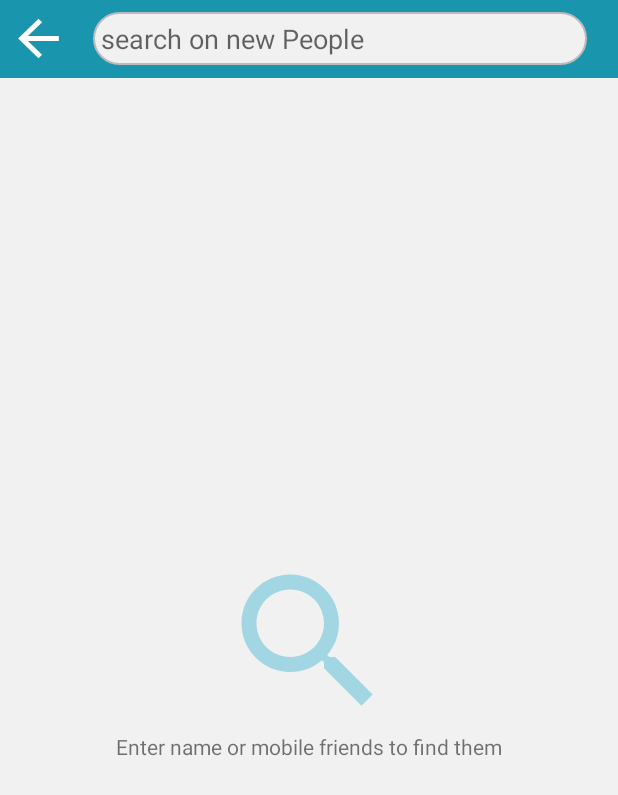
After one commit to SamElgohary/FindPepole, an Android app: the AddToCircleActivity screen opened directly, with no data from a screen before it, on a phone screen of 412 x 824 dp. The commit adds this screen. Shown: the top 795 px of the screen. Run offline under Robolectric (Android 15) with nearby library versions, the phone set to English and light mode, and no system bars; our stand-ins replace Firebase (no records; nobody signed in at launch, a user with empty details on screens opened directly), sdp/ssp sizes.

Commit message:
my circle in prossising done 75%

```diff
--- a/app/src/main/AndroidManifest.xml
+++ b/app/src/main/AndroidManifest.xml
@@ -19,7 +19,8 @@
         android:roundIcon="@mipmap/ic_launcher_round"
         android:supportsRtl="true"
         android:theme="@style/AppTheme">
-        <activity android:name=".Activities.UserProfileActivity"></activity>
+        <activity android:name=".Activities.AddToCircleActivity"></activity>
+        <activity android:name=".Activities.UserProfileActivity" />
         <activity android:name=".Activities.MyProfileActivity" />
         <!--
              The API key for Google Maps-based APIs is defined as a string resource.
--- /dev/null
+++ b/app/src/main/java/com/samrelgohary/fenk/Activities/AddToCircleActivity.java
@@ -0,0 +1,125 @@
+package com.samrelgohary.fenk.Activities;
+
+import android.content.Intent;
+import android.graphics.Color;
+import android.support.v7.app.AppCompatActivity;
+import android.os.Bundle;
+import android.util.Log;
+import android.view.View;
+import android.widget.AdapterView;
+import android.widget.ArrayAdapter;
+import android.widget.AutoCompleteTextView;
+import android.widget.ImageView;
+import android.widget.Toast;
+
+import com.google.firebase.database.DataSnapshot;
+import com.google.firebase.database.DatabaseError;
+import com.google.firebase.database.DatabaseReference;
+import com.google.firebase.database.FirebaseDatabase;
+import com.google.firebase.database.Query;
+import com.google.firebase.database.ValueEventListener;
+import com.samrelgohary.fenk.Model.UserModel;
+import com.samrelgohary.fenk.R;
+
+import java.util.ArrayList;
+
+public class AddToCircleActivity extends AppCompatActivity {
+
+    ImageView mBack;
+    AutoCompleteTextView mSearchACTV;
+
+    private ArrayList<String> mUsersNames;
+    @Override
+    protected void onCreate(Bundle savedInstanceState) {
+        super.onCreate(savedInstanceState);
+        setContentView(R.layout.activity_add_to_circle);
+
+        mBack = findViewById(R.id.back);
+        mBack.setOnClickListener(new View.OnClickListener() {
+            @Override
+            public void onClick(View v) {
+
+                finish();
+            }
+        });
+
+        mSearchACTV = findViewById(R.id.search_atv);
+
+        getPeopleByName();
+
+    }
+
+    public void getPeopleByName(){
+
+        mUsersNames = new ArrayList<>();
+        ArrayAdapter<String> adapter = new ArrayAdapter<String>
+                (this,R.layout.custome_actv, mUsersNames);
+        mSearchACTV.setThreshold(2);
+        mSearchACTV.setAdapter(adapter);
+
+        final FirebaseDatabase database = FirebaseDatabase.getInstance();
+        final DatabaseReference ref = database.getReference("user");
+
+        try{ref.addValueEventListener(new ValueEventListener() {
+            @Override
+            public void onDataChange(DataSnapshot dataSnapshot) {
+
+                for (DataSnapshot itemSnapShot : dataSnapshot.getChildren()) {
+
+                    mUsersNames.add(itemSnapShot.child("fullName").getValue(String.class));
+                    mUsersNames.add(itemSnapShot.child("phone").getValue(String.class));
+
+                }
+
+                mSearchACTV.setOnItemClickListener(new AdapterView.OnItemClickListener() {
+                    public void onItemClick(AdapterView<?> parent, View view, int position, long rowId) {
+
+                        mSearchACTV.requestFocus();
+
+                        String selection = (String)parent.getItemAtPosition(position);
+                        Log.i("selection","" + selection);
+
+                        getUserProfile(selection);                    }
+                });
+            }
+
+            @Override
+            public void onCancelled(DatabaseError databaseError) {
+
+            }
+        });} catch (Exception e) {
+            e.printStackTrace();
+        }
+    }
+
+    public void getUserProfile(String key){
+
+        DatabaseReference ref = FirebaseDatabase.getInstance().getReference();
+        Query Query;
+
+        if (key.matches("0123456789")){
+             Query = ref.child("user").orderByChild("phone").equalTo(key);
+
+        }else{
+             Query = ref.child("user").orderByChild("fullName").equalTo(key);
+        }
+
+            Query.addListenerForSingleValueEvent(new ValueEventListener() {
+            @Override
+            public void onDataChange(DataSnapshot dataSnapshot) {
+                for (DataSnapshot itemSnapShot: dataSnapshot.getChildren()) {
+
+                    Intent intent = new Intent(AddToCircleActivity.this,UserProfileActivity.class);
+                    intent.putExtra("userId",itemSnapShot.child("socialId").getValue(String.class));
+                    Log.d("userId","__"+itemSnapShot.child("socialId").getValue(String.class));
+                    startActivity(intent);
+                }
+            }
+
+            @Override
+            public void onCancelled(DatabaseError databaseError) {
+            }
+        });
+
+    }
+}
--- a/app/src/main/java/com/samrelgohary/fenk/Activities/SignupActivity.java
+++ b/app/src/main/java/com/samrelgohary/fenk/Activities/SignupActivity.java
@@ -125,8 +125,10 @@ public class SignupActivity extends AppCompatActivity {
         userModel.setGender(String.valueOf(radioButton.getText()));
         userModel.setPhone(mPhoneNumber.getText().toString());
 
-        userModel.setLat(12121.3694545);
-        userModel.setLng(12.36996567);
+        String fullName = mFName.getText().toString() + " " + mLtName.getText().toString();
+        Log.d("fullName","__"+fullName);
+
+        userModel.setFullName(fullName);
 
         if(resultUri != null) {
 
--- /dev/null
+++ b/app/src/main/res/drawable/ic_arrow_back_black_24dp.xml
@@ -0,0 +1,5 @@
+<vector android:height="24dp" android:tint="#FFFFFF"
+    android:viewportHeight="24.0" android:viewportWidth="24.0"
+    android:width="24dp" xmlns:android="http://schemas.android.com/apk/res/android">
+    <path android:fillColor="#FF000000" android:pathData="M20,11H7.83l5.59,-5.59L12,4l-8,8 8,8 1.41,-1.41L7.83,13H20v-2z"/>
+</vector>
--- /dev/null
+++ b/app/src/main/res/drawable/ic_search_black_24dp.xml
@@ -0,0 +1,5 @@
+<vector android:height="120dp" android:tint="#A1D6E2"
+    android:viewportHeight="24.0" android:viewportWidth="24.0"
+    android:width="120dp" xmlns:android="http://schemas.android.com/apk/res/android">
+    <path android:fillColor="#FF000000" android:pathData="M15.5,14h-0.79l-0.28,-0.27C15.41,12.59 16,11.11 16,9.5 16,5.91 13.09,3 9.5,3S3,5.91 3,9.5 5.91,16 9.5,16c1.61,0 3.09,-0.59 4.23,-1.57l0.27,0.28v0.79l5,4.99L20.49,19l-4.99,-5zM9.5,14C7.01,14 5,11.99 5,9.5S7.01,5 9.5,5 14,7.01 14,9.5 11.99,14 9.5,14z"/>
+</vector>
--- /dev/null
+++ b/app/src/main/res/layout/activity_add_to_circle.xml
@@ -0,0 +1,72 @@
+<?xml version="1.0" encoding="utf-8"?>
+<LinearLayout xmlns:android="http://schemas.android.com/apk/res/android"
+    xmlns:app="http://schemas.android.com/apk/res-auto"
+    xmlns:tools="http://schemas.android.com/tools"
+    android:layout_width="match_parent"
+    android:layout_height="match_parent"
+    android:background="@color/overcast"
+    tools:context=".Activities.AddToCircleActivity">
+
+    <LinearLayout
+        android:orientation="vertical"
+        android:id="@+id/main_circle"
+        android:layout_width="match_parent"
+        android:layout_height="match_parent">
+
+        <LinearLayout
+            android:id="@+id/search_ll"
+            android:layout_width="match_parent"
+            android:layout_height="@dimen/_40sdp"
+            android:background="@color/colorPrimary"
+            android:orientation="horizontal"
+            tools:ignore="MissingConstraints">
+
+
+           <ImageView
+                android:id="@+id/back"
+                android:layout_width="0dp"
+               android:layout_weight="1"
+                android:layout_height="@dimen/_30sdp"
+                android:layout_gravity="center"
+                android:layout_margin="@dimen/_4sdp"
+                android:background="@drawable/ic_arrow_back_black_24dp"/>
+
+            <AutoCompleteTextView
+                android:id="@+id/search_atv"
+                android:layout_width="0dp"
+                android:layout_weight="8"
+                android:layout_height="wrap_content"
+                android:layout_gravity="center"
+                android:padding="@dimen/_4sdp"
+                android:maxLines="1"
+                android:imeOptions="actionSearch"
+                android:layout_marginRight="@dimen/_16sdp"
+                android:layout_marginLeft="@dimen/_8sdp"
+                android:background="@drawable/custom_search"
+                android:hint="@string/search_on_new_people"
+                android:textColor="@color/black"/>
+
+        </LinearLayout>
+
+       <LinearLayout
+           android:layout_width="match_parent"
+           android:layout_gravity="center"
+           android:gravity="center"
+           android:orientation="vertical"
+           android:layout_height="match_parent">
+
+           <ImageView
+               android:layout_width="wrap_content"
+               android:layout_height="wrap_content"
+               android:src="@drawable/ic_search_black_24dp"/>
+
+           <TextView
+               android:layout_width="wrap_content"
+               android:layout_height="wrap_content"
+               android:text="Enter name or mobile friends to find them"/>
+
+       </LinearLayout>
+
+    </LinearLayout>
+
+</LinearLayout>
--- a/app/src/main/res/values/strings.xml
+++ b/app/src/main/res/values/strings.xml
@@ -36,4 +36,5 @@
     <string name="fb_login_protocol_scheme">fb2005122686266704</string>
     <string name="title_activity_maps">Map</string>
     <string name="search_in_your_circle">Search in Your Circle</string>
+    <string name="search_on_new_people">search on new People</string>
 </resources>
```
Also changed, not shown: app/src/main/java/com/samrelgohary/fenk/Activities/UserProfileActivity.java (+8 -0 lines), app/src/main/java/com/samrelgohary/fenk/Fragments/CircleFragment.java (+12 -1 lines), app/src/main/java/com/samrelgohary/fenk/Model/UserModel.java (+5 -15 lines), app/src/main/res/layout/custome_actv.xml (added, +39 -0 lines).
